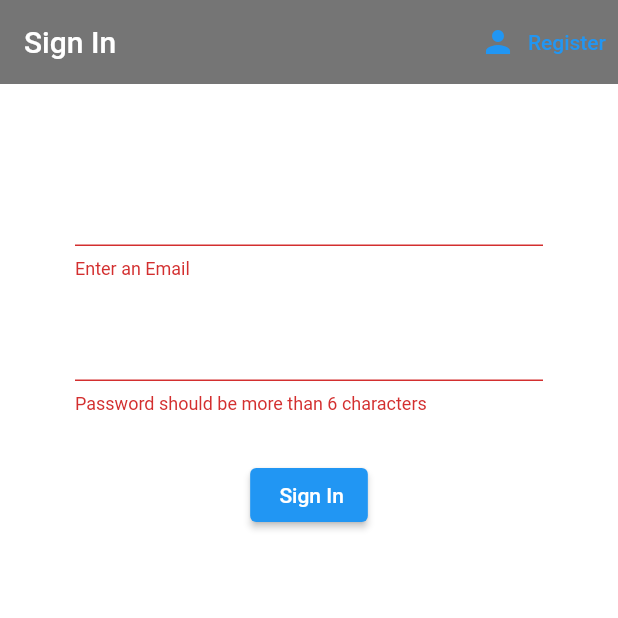
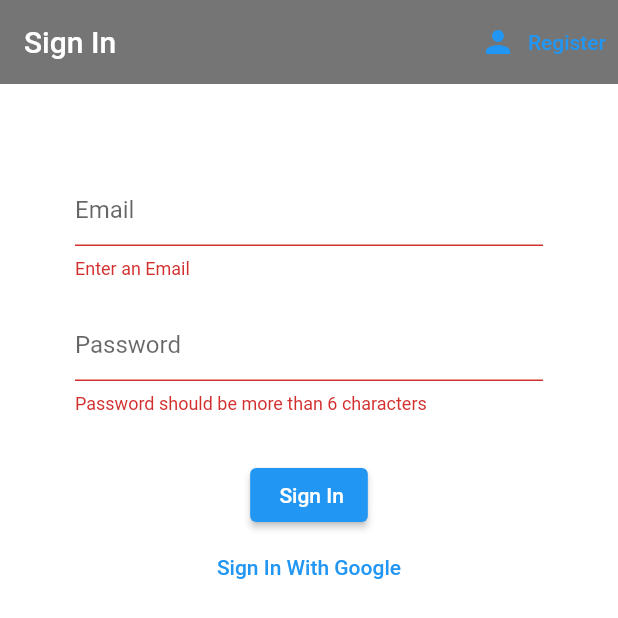
Before and after one commit to AryanKhubchandani/FirebaseLogin, a Flutter app: the screen it shows after launch, after a tap on "Sign In", on a phone screen of 412 x 824 dp. Shown: the top 618 px of the screen. Run offline on Flutter 3.47's test engine with Material 2 defaults, Android fonts, the light colour scheme and no system bars; our stand-ins replace firebase_auth, firebase_core, google_sign_in; accounts and stored records are empty.

Commit message:
add google sign in

```diff
--- a/lib/screens/authentication/register.dart
+++ b/lib/screens/authentication/register.dart
@@ -42,6 +42,9 @@ class _RegisterState extends State<Register> {
             children: <Widget>[
               SizedBox(height: 40.0),
               TextFormField(
+                decoration: InputDecoration(
+                  hintText: "Email",
+                ),
                 validator: (val) => val.isEmpty ? "Enter an email" : null,
                 onChanged: (val) {
                   setState(() => email = val);
@@ -49,6 +52,9 @@ class _RegisterState extends State<Register> {
               ),
               SizedBox(height: 20.0),
               TextFormField(
+                decoration: InputDecoration(
+                  hintText: "Password",
+                ),
                 obscureText: true,
                 validator: (val) => val.length < 6
                     ? "Password should be more than 6 characters"
--- a/lib/screens/authentication/sign_in.dart
+++ b/lib/screens/authentication/sign_in.dart
@@ -42,6 +42,9 @@ class _SignInState extends State<SignIn> {
             children: <Widget>[
               SizedBox(height: 40.0),
               TextFormField(
+                decoration: InputDecoration(
+                  hintText: "Email",
+                ),
                 validator: (val) => val.isEmpty ? "Enter an Email" : null,
                 onChanged: (val) {
                   setState(() => email = val.trim());
@@ -49,6 +52,9 @@ class _SignInState extends State<SignIn> {
               ),
               SizedBox(height: 20.0),
               TextFormField(
+                decoration: InputDecoration(
+                  hintText: "Password",
+                ),
                 obscureText: true,
                 validator: (val) => val.length < 6
                     ? "Password should be more than 6 characters"
@@ -67,11 +73,23 @@ class _SignInState extends State<SignIn> {
                   if (_formKey.currentState.validate()) {
                     dynamic result = await _auth.signInEnP(email, password);
                     if (result == null) {
-                      setState(() =>
+                      setState(() => error =
                           "Please check whether you are using correct credentials");
                     }
                   }
                 },
+              ),
+              TextButton(
+                  onPressed: () async {
+                    await _auth.signInGoogle().then((userCredential) => {
+                          setState(() => {userCredential})
+                        });
+                  },
+                  child: Text("Sign In With Google")),
+              SizedBox(height: 20.0),
+              Text(
+                error,
+                style: TextStyle(color: Colors.red, fontSize: 20.0),
               )
             ],
           ),
--- a/pubspec.yaml
+++ b/pubspec.yaml
@@ -32,6 +32,9 @@ dependencies:
   cloud_firestore: ^2.2.0
   firebase_core: ^1.2.0
   provider: ^5.0.0
+  google_sign_in: ^5.0.4
+  url_launcher: ^6.0.4
+  uni_links: ^0.5.1
 
 dev_dependencies:
   flutter_test:
```
Also changed, not shown: lib/services/auth.dart (+20 -0 lines), pubspec.lock.
